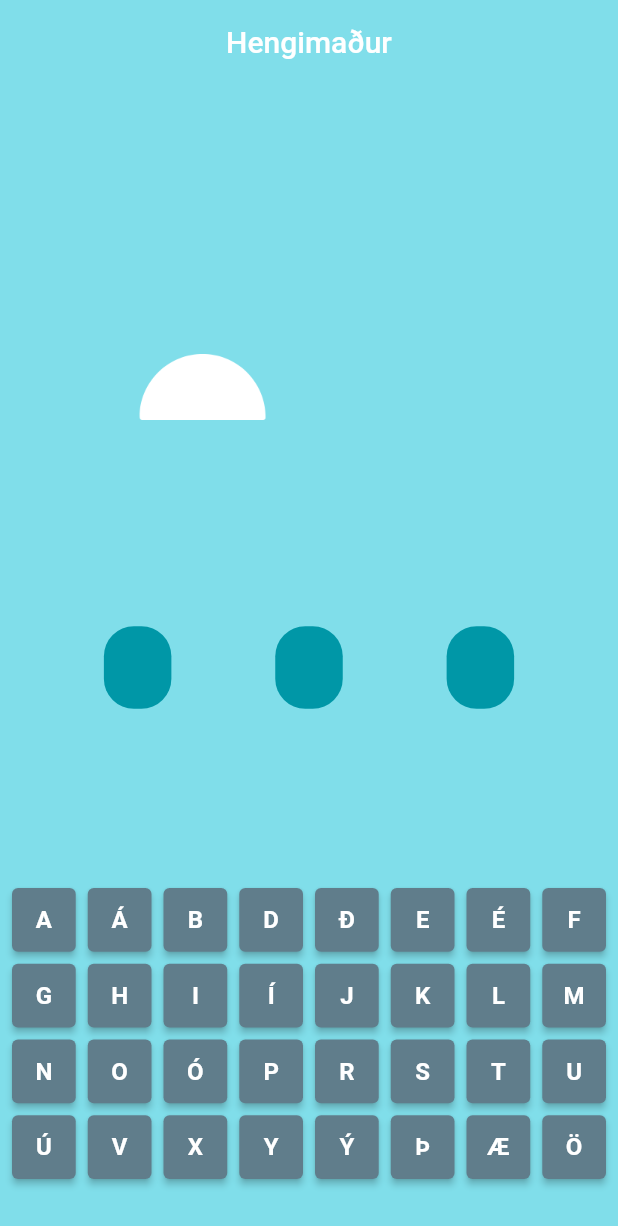
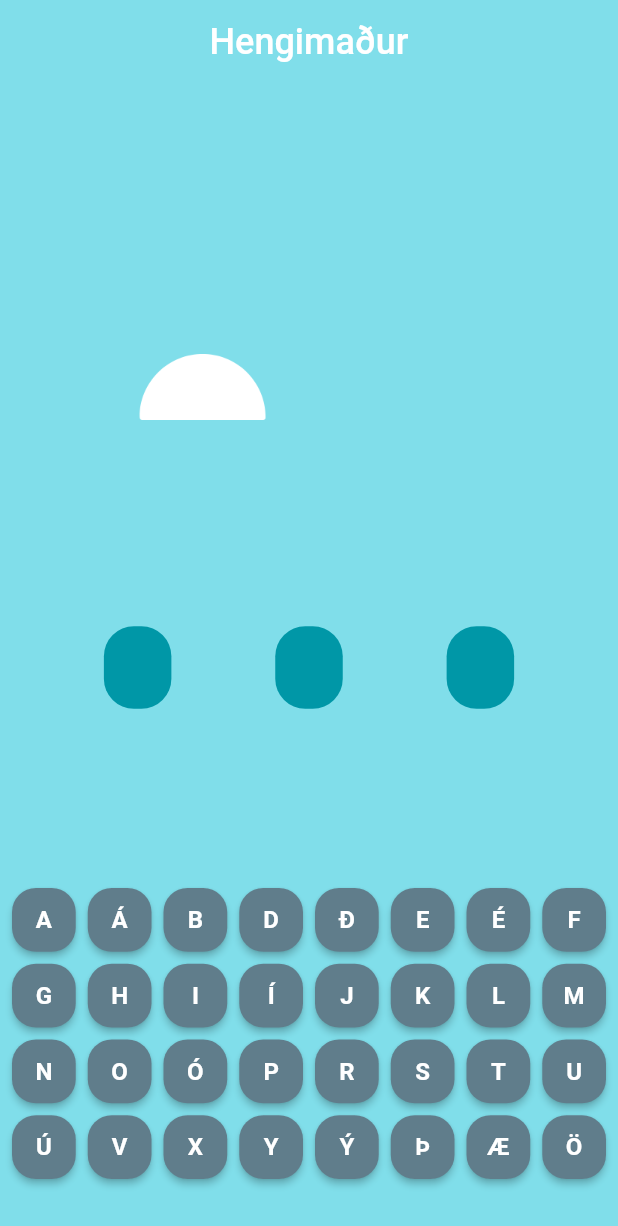
Before and after one commit to indianaea/hangman_game, a Flutter app: the screen it shows after launch, on a phone screen of 412 x 824 dp. Shown: the top 1226 px of the screen. Run offline on Flutter 3.47's test engine with Material 2 defaults, Android fonts, the phone set to English and light mode, and no system bars.

Commit message:
minor breytingar

```diff
--- a/lib/main.dart
+++ b/lib/main.dart
@@ -33,7 +33,15 @@ class HomeApp extends StatefulWidget {
 
 class _HomeAppState extends State<HomeApp> {
   // Listi af orðum fyrir leikinn
-  List<String> words = ['Epli', 'Banani', 'Sól', 'Bíll', 'Sokkur', 'Hamar', 'Kiwi'];
+  List<String> words = [
+    'Epli',
+    'Banani',
+    'Sól',
+    'Bíll',
+    'Sokkur',
+    'Hamar',
+    'Kiwi'
+  ];
 
   // Setjum random orðið okkar í streng
   String word = ''.toUpperCase();
@@ -44,6 +52,7 @@ class _HomeAppState extends State<HomeApp> {
     // Veljum random orð úr listanum okkar
     word = getRandomWord(words).toUpperCase();
   }
+
   //
   String getRandomWord(List<String> words) {
     Random random = Random();
@@ -56,7 +65,13 @@ class _HomeAppState extends State<HomeApp> {
     return Scaffold(
       backgroundColor: appColors.primaryColor,
       appBar: AppBar(
-        title: Text('Hengimaður'),
+        title: Text(
+          'Hengimaður',
+          style: TextStyle(
+            color: Colors.white,
+            fontSize: 24.0,
+          ),
+        ),
         elevation: 0,
         centerTitle: true,
         backgroundColor: appColors.primaryColor,
@@ -105,7 +120,9 @@ class _HomeAppState extends State<HomeApp> {
               padding: EdgeInsets.all(8.0),
               children: setupAlphabet.icelandic_alphabet.map((e) {
                 return RawMaterialButton(
-                  onPressed: buildHangman.guessedLetters.contains(e) ? null : () {
+                  onPressed: buildHangman.guessedLetters.contains(e)
+                      ? null
+                      : () {
                           setState(() {
                             buildHangman.guessedLetters.add(e);
                             print(buildHangman.guessedLetters);
@@ -115,7 +132,7 @@ class _HomeAppState extends State<HomeApp> {
                           });
                         },
                   shape: RoundedRectangleBorder(
-                    borderRadius: BorderRadius.circular(4.0),
+                    borderRadius: BorderRadius.circular(16.0),
                   ),
                   child: Text(
                     e,
```
Lines whose indentation alone changed are shown as unchanged.
